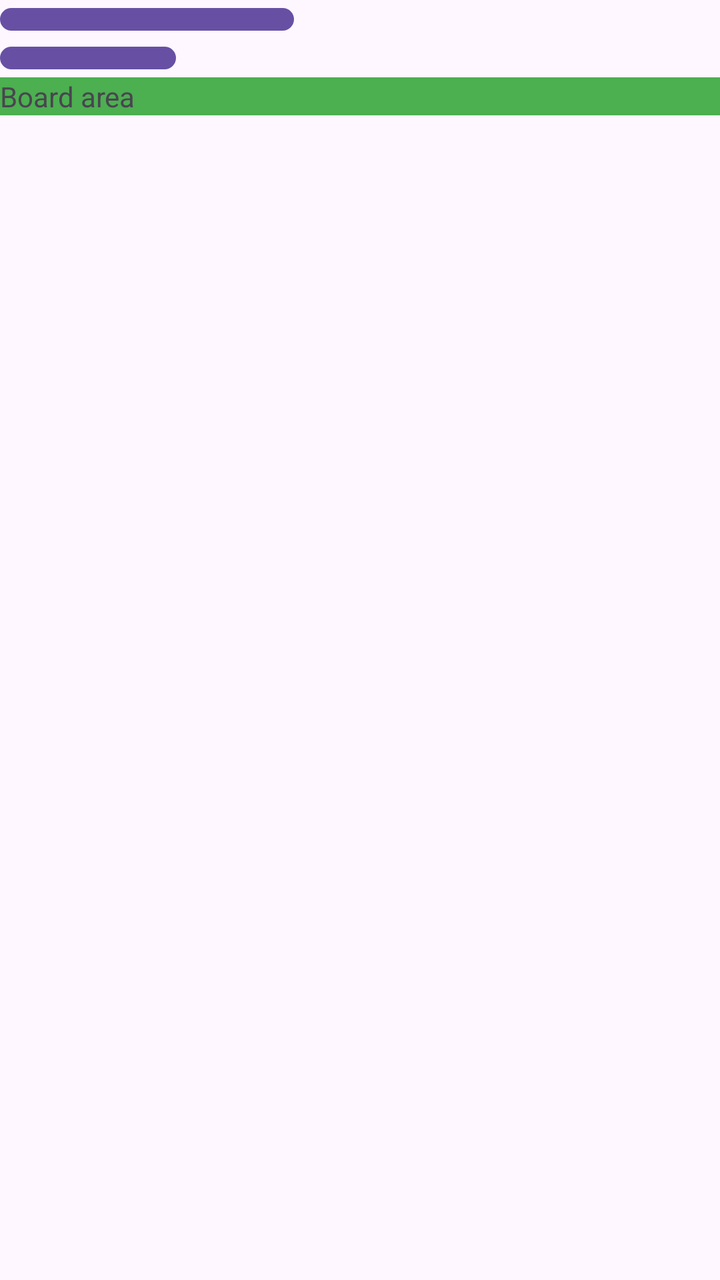
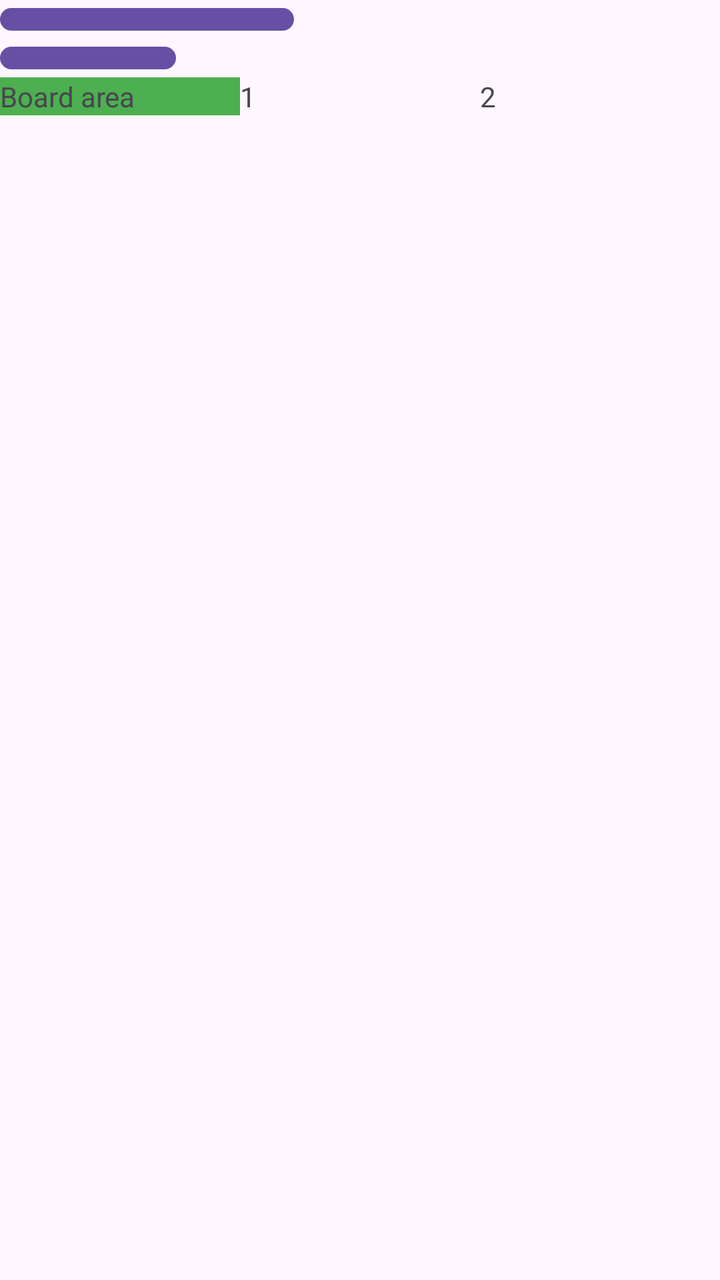

Two renders of the same Android screen: before a commit and after it. Below are the layout's source before the change and the commit's diff.
<!-- AndroidManifest.xml: application theme Theme.Assignment1 -->
<!-- res/layout/game.xml -->
<?xml version="1.0" encoding="utf-8"?>
<LinearLayout xmlns:android="http://schemas.android.com/apk/res/android"
    android:layout_width="match_parent"
    android:layout_height="wrap_content"
    android:orientation="vertical">

    <TextView
        android:id="@+id/goodLuckTextView"
        android:layout_width="wrap_content"
        android:layout_height="wrap_content"
        android:layout_weight="1"
        android:text="Good luck, string!" />

    <Button
        android:id="@+id/shareScoreButton"
        android:layout_width="wrap_content"
        android:layout_height="wrap_content"
        android:layout_weight="1"
        android:text="Share my score" />

    <Button
        android:id="@+id/backButton"
        android:layout_width="wrap_content"
        android:layout_height="wrap_content"
        android:layout_weight="1"
        android:text="Back" />

    <LinearLayout
        android:id="@+id/boardArea"
        android:layout_width="match_parent"
        android:layout_height="match_parent"
        android:layout_weight="1"
        android:orientation="horizontal">

        <TextView
            android:id="@+id/boardAreaTextView"
            android:layout_width="match_parent"
            android:layout_height="wrap_content"
            android:layout_weight="1"
            android:background="#4CAF50"
            android:text="Board area" />

    </LinearLayout>



</LinearLayout>
<!-- resources referenced by this layout -->
<resources>
  <style name="Theme.Assignment1" parent="Base.Theme.Assignment1" />
  <style name="Base.Theme.Assignment1" parent="Theme.Material3.DayNight.NoActionBar">
          
          
      </style>
</resources>

<!-- the commit's change to res/layout/game.xml (unified diff, before → after) -->
@@ -40,8 +40,22 @@
             android:background="#4CAF50"
             android:text="Board area" />
 
+        <TextView
+            android:id="@+id/addedTextView"
+            android:layout_width="match_parent"
+            android:layout_height="wrap_content"
+            android:layout_weight="1"
+            android:text="1" />
+
+        <TextView
+            android:id="@+id/anotherTextView"
+            android:layout_width="match_parent"
+            android:layout_height="wrap_content"
+            android:layout_weight="1"
+            android:text="2" />
+
+
     </LinearLayout>
 
 
-
 </LinearLayout>
